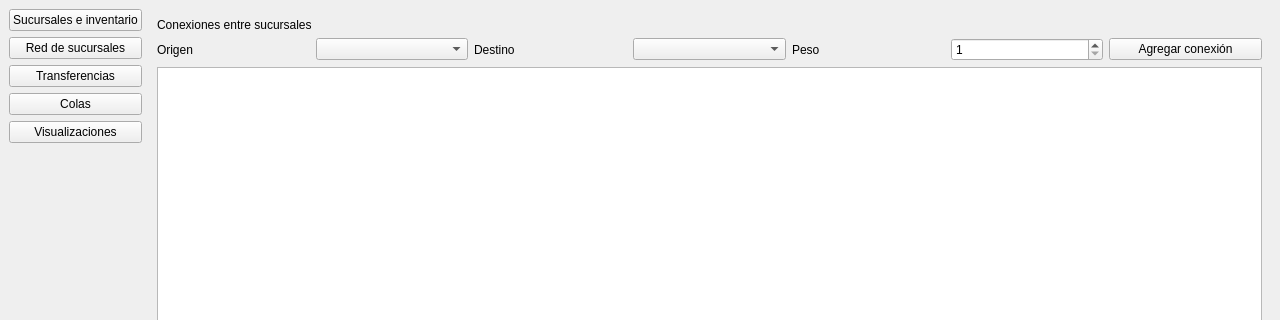
The window that app/gui/main_window.ui (CarlosL62/supermarket-inventory-system) describes before a commit, drawn with Qt 5; both pictures show x 0 to 1280 and y 0 to 320 of the 1280 by 820 pixel window.
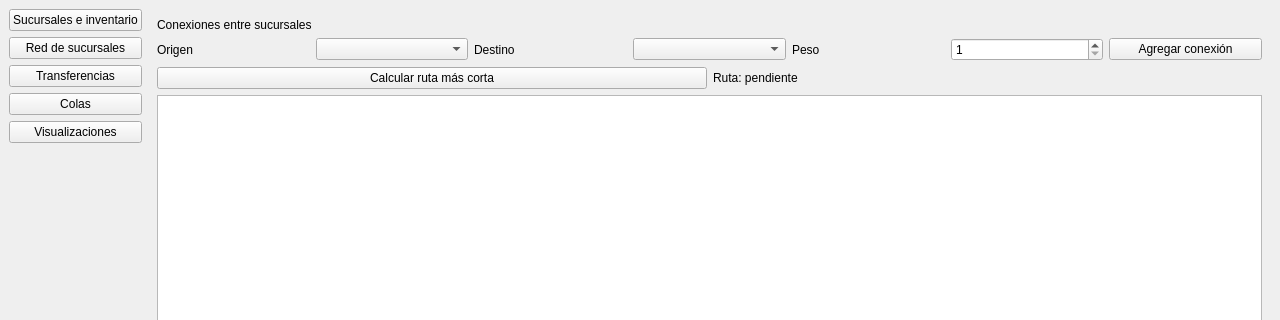
The same window after the commit. The open tabs and pages were chosen to show the change.

Commit message: feat: implement shortest path calculation and update UI for branch connections

Patch:
```diff
--- a/app/gui/main_window.ui
+++ b/app/gui/main_window.ui
@@ -270,6 +270,24 @@
             </item>
            </layout>
           </item>
+          <item>
+           <layout class="QHBoxLayout" name="shortestPathLayout">
+            <item>
+             <widget class="QPushButton" name="btnCalculateShortestPath">
+              <property name="text">
+               <string>Calcular ruta más corta</string>
+              </property>
+             </widget>
+            </item>
+            <item>
+             <widget class="QLabel" name="labelShortestPathResult">
+              <property name="text">
+               <string>Ruta: pendiente</string>
+              </property>
+             </widget>
+            </item>
+           </layout>
+          </item>
           <item>
            <widget class="QTableWidget" name="connectionsTable"/>
           </item>
```
The commit also changes 4 other files.
